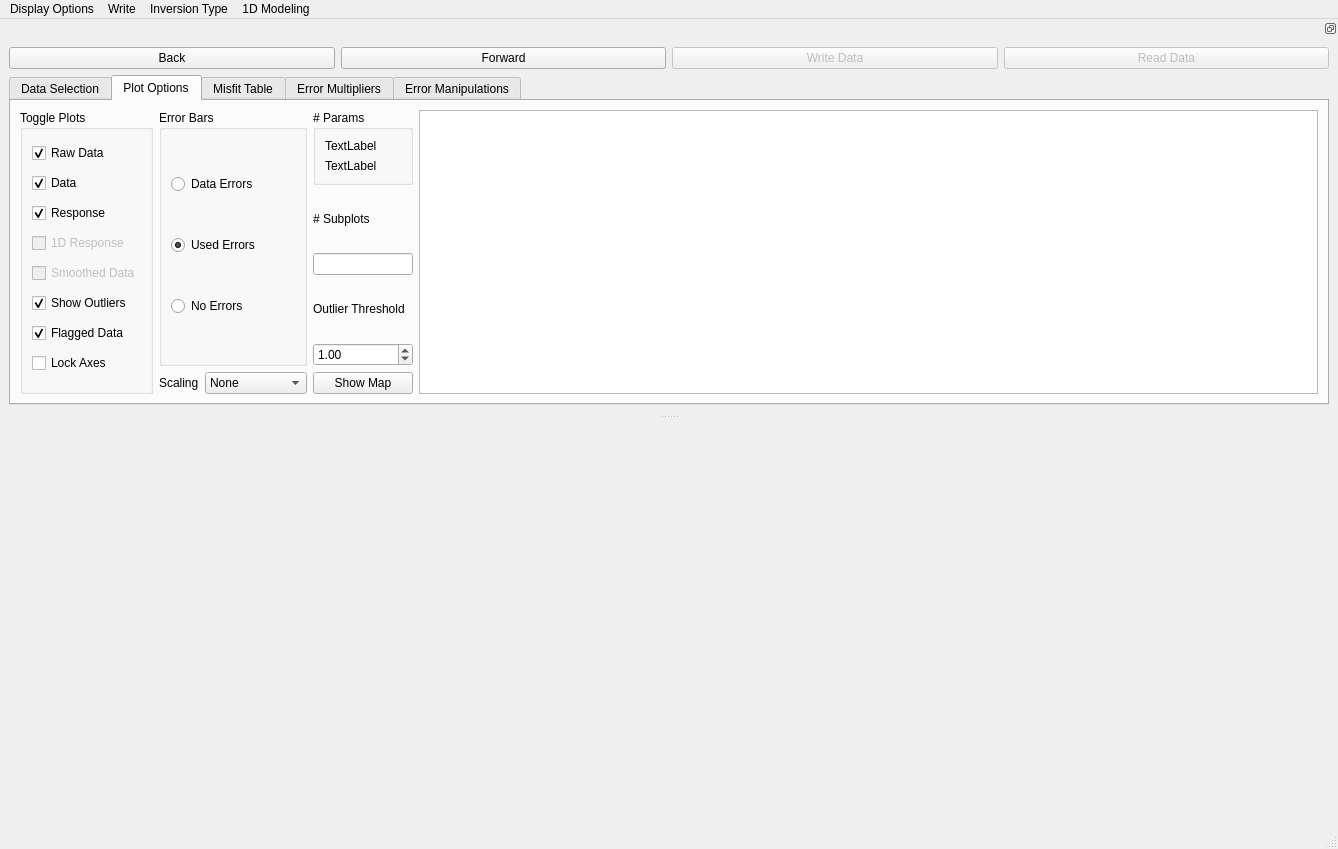
Before: the Qt Designer form pyMT/DataGUI/data_plot.ui in eroots/pyMT, drawn with Qt 5.
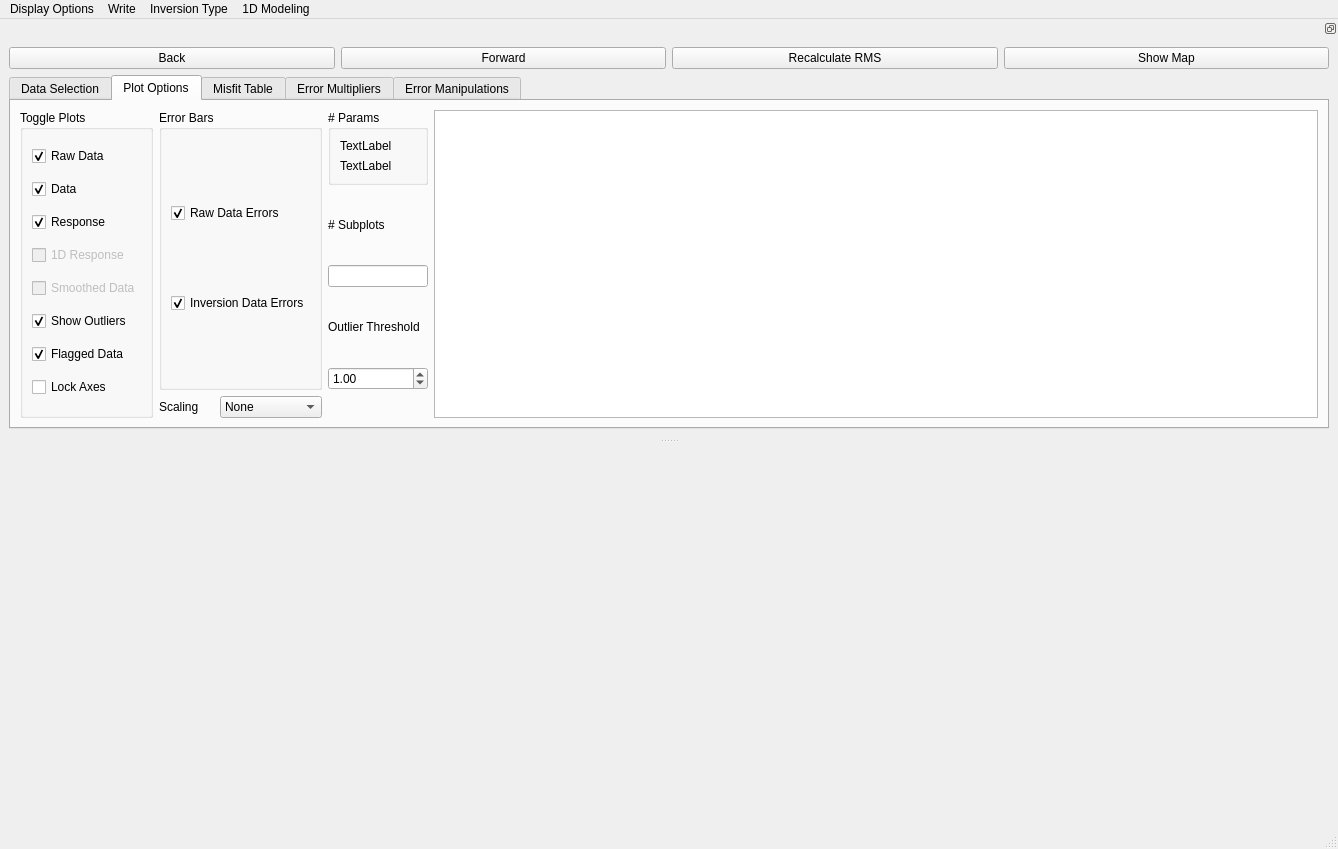
After: the same form once the commit is applied.

The edit to the form file:
```diff
--- a/pyMT/DataGUI/data_plot.ui
+++ b/pyMT/DataGUI/data_plot.ui
@@ -151,7 +151,7 @@
    <property name="minimumSize">
     <size>
      <width>836</width>
-     <height>395</height>
+     <height>419</height>
     </size>
    </property>
    <property name="features">
@@ -168,40 +168,6 @@
      </sizepolicy>
     </property>
     <layout class="QGridLayout" name="gridLayout">
-     <item row="0" column="3">
-      <widget class="QPushButton" name="ReadDataButton">
-       <property name="enabled">
-        <bool>false</bool>
-       </property>
-       <property name="text">
-        <string>Read Data</string>
-       </property>
-      </widget>
-     </item>
-     <item row="0" column="1">
-      <widget class="QPushButton" name="ForwardButton">
-       <property name="text">
-        <string>Forward</string>
-       </property>
-      </widget>
-     </item>
-     <item row="0" column="0">
-      <widget class="QPushButton" name="BackButton">
-       <property name="text">
-        <string>Back</string>
-       </property>
-      </widget>
-     </item>
-     <item row="0" column="2">
-      <widget class="QPushButton" name="WriteDataButton">
-       <property name="enabled">
-        <bool>false</bool>
-       </property>
-       <property name="text">
-        <string>Write Data</string>
-       </property>
-      </widget>
-     </item>
      <item row="1" column="0" colspan="4">
       <widget class="QTabWidget" name="tabs">
        <property name="sizePolicy">
@@ -472,22 +438,6 @@
           <number>359</number>
          </property>
         </widget>
-        <widget class="QPushButton" name="recalculateRMS">
-         <property name="geometry">
-          <rect>
-           <x>590</x>
-           <y>100</y>
-           <width>111</width>
-           <height>31</height>
-          </rect>
-         </property>
-         <property name="toolTip">
-          <string>Recalculate RMS in the Misfit Table. Required after changing data sets.</string>
-         </property>
-         <property name="text">
-          <string>Recalculate RMS</string>
-         </property>
-        </widget>
        </widget>
        <widget class="QWidget" name="PlotOptions">
         <attribute name="title">
@@ -501,16 +451,12 @@
            </property>
            <layout class="QVBoxLayout" name="verticalLayout_2">
             <item>
-             <widget class="QRadioButton" name="dataErrRadio">
-              <property name="text">
-               <string>Data Errors</string>
+             <widget class="QCheckBox" name="rawErrorCheck">
+              <property name="toolTip">
+               <string>Plot errors from raw data (i.e., those read from EDI/j-format files)</string>
               </property>
-             </widget>
-            </item>
-            <item>
-             <widget class="QRadioButton" name="usedErrRadio">
               <property name="text">
-               <string>Used Errors</string>
+               <string>Raw Data Errors</string>
               </property>
               <property name="checked">
                <bool>true</bool>
@@ -518,9 +464,18 @@
              </widget>
             </item>
             <item>
-             <widget class="QRadioButton" name="noErrRadio">
+             <widget class="QCheckBox" name="invErrorCheck">
+              <property name="toolTip">
+               <string>Plot inversion data errors (i.e., those that will be included in the input/output data file). Includes any modified error multipliers.</string>
+              </property>
+              <property name="toolTipDuration">
+               <number>-1</number>
+              </property>
               <property name="text">
-               <string>No Errors</string>
+               <string>Inversion Data Errors</string>
+              </property>
+              <property name="checked">
+               <bool>true</bool>
               </property>
              </widget>
             </item>
@@ -703,13 +658,6 @@
            </property>
           </widget>
          </item>
-         <item row="5" column="4">
-          <widget class="QPushButton" name="showMap">
-           <property name="text">
-            <string>Show Map</string>
-           </property>
-          </widget>
-         </item>
          <item row="2" column="4">
           <widget class="QLineEdit" name="numSubplots">
            <property name="maximumSize">
@@ -1130,6 +1078,40 @@
        </widget>
       </widget>
      </item>
+     <item row="0" column="2">
+      <widget class="QPushButton" name="recalculateRMS">
+       <property name="toolTip">
+        <string>Recalculate RMS in the Misfit Table. Required after changing data sets.</string>
+       </property>
+       <property name="text">
+        <string>Recalculate RMS</string>
+       </property>
+      </widget>
+     </item>
+     <item row="0" column="0">
+      <widget class="QPushButton" name="BackButton">
+       <property name="text">
+        <string>Back</string>
+       </property>
+      </widget>
+     </item>
+     <item row="0" column="1">
+      <widget class="QPushButton" name="ForwardButton">
+       <property name="text">
+        <string>Forward</string>
+       </property>
+      </widget>
+     </item>
+     <item row="0" column="3">
+      <widget class="QPushButton" name="showMap">
+       <property name="toolTip">
+        <string>Launch the 'Map Viewer'</string>
+       </property>
+       <property name="text">
+        <string>Show Map</string>
+       </property>
+      </widget>
+     </item>
     </layout>
    </widget>
   </widget>
```
Left out of the diff: 66 changed lines with no effect on the pictures.
